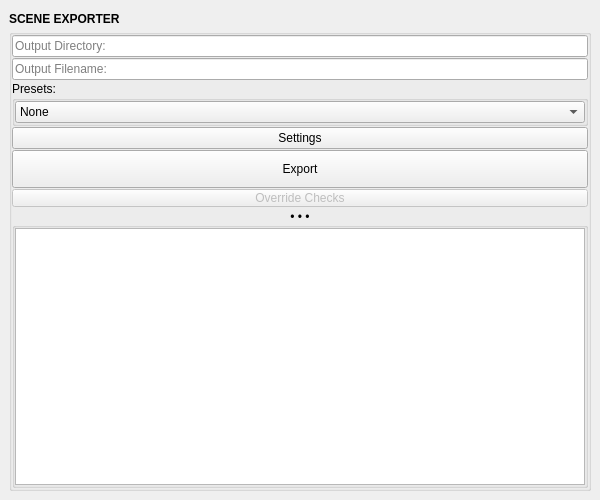
m3trik/mayatk, file mayatk/env_utils/scene_exporter/scene_exporter.ui: the form before one commit.
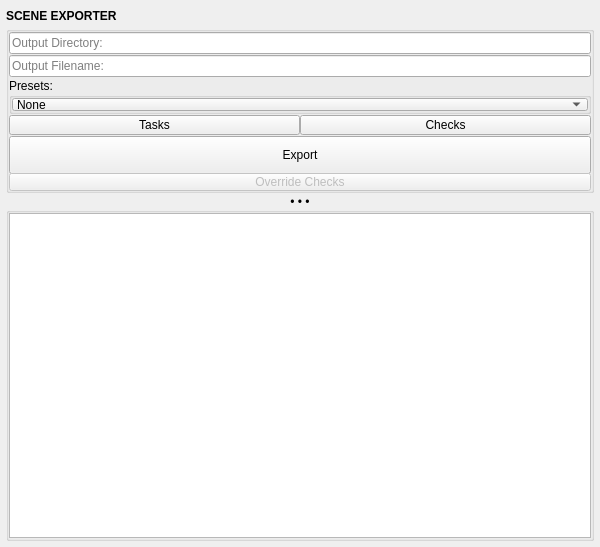
The form after the commit. Custom widgets are drawn as their Qt base class.

What changed in the file:
```diff
--- a/mayatk/env_utils/scene_exporter/scene_exporter.ui
+++ b/mayatk/env_utils/scene_exporter/scene_exporter.ui
@@ -10,7 +10,7 @@
     <x>0</x>
     <y>0</y>
     <width>600</width>
-    <height>500</height>
+    <height>547</height>
    </rect>
   </property>
   <property name="tabShape">
@@ -26,10 +26,25 @@
    <property name="minimumSize">
     <size>
      <width>600</width>
-     <height>500</height>
+     <height>240</height>
     </size>
    </property>
    <layout class="QVBoxLayout" name="verticalLayout_2">
+    <property name="spacing">
+     <number>1</number>
+    </property>
+    <property name="leftMargin">
+     <number>6</number>
+    </property>
+    <property name="topMargin">
+     <number>6</number>
+    </property>
+    <property name="rightMargin">
+     <number>6</number>
+    </property>
+    <property name="bottomMargin">
+     <number>6</number>
+    </property>
     <item>
      <layout class="QVBoxLayout" name="verticalLayout">
       <property name="spacing">
@@ -56,6 +71,18 @@
       </item>
       <item>
        <widget class="QGroupBox" name="File">
+        <property name="minimumSize">
+         <size>
+          <width>0</width>
+          <height>167</height>
+         </size>
+        </property>
+        <property name="maximumSize">
+         <size>
+          <width>16777215</width>
+          <height>167</height>
+         </size>
+        </property>
         <property name="title">
          <string/>
         </property>
@@ -132,20 +159,46 @@
           </widget>
          </item>
          <item>
-          <widget class="PushButton" name="b000">
+          <layout class="QHBoxLayout" name="horizontalLayout">
+           <property name="spacing">
+            <number>0</number>
+           </property>
+           <item>
+            <widget class="PushButton" name="b001">
            <property name="minimumSize">
             <size>
              <width>0</width>
              <height>20</height>
             </size>
            </property>
+             <property name="toolTip">
+              <string>&lt;html&gt;&lt;head/&gt;&lt;body&gt;&lt;p&gt;Select which &lt;span style=&quot; font-weight:600;&quot;&gt;tasks&lt;/span&gt; to run.&lt;/p&gt;&lt;p&gt;All tasks run before any checks.&lt;/p&gt;&lt;/body&gt;&lt;/html&gt;</string>
+             </property>
            <property name="text">
-            <string>Settings</string>
+              <string>Tasks</string>
            </property>
           </widget>
          </item>
          <item>
-          <widget class="QPushButton" name="b001">
+            <widget class="PushButton" name="b002">
+             <property name="minimumSize">
+              <size>
+               <width>0</width>
+               <height>20</height>
+              </size>
+             </property>
+             <property name="toolTip">
+              <string>&lt;html&gt;&lt;head/&gt;&lt;body&gt;&lt;p&gt;Select which &lt;span style=&quot; font-weight:600;&quot;&gt;checks &lt;/span&gt;to run.&lt;/p&gt;&lt;p&gt;Checks run after all tasks have been completed.&lt;/p&gt;&lt;/body&gt;&lt;/html&gt;</string>
+             </property>
+             <property name="text">
+              <string>Checks</string>
+             </property>
+            </widget>
+           </item>
+          </layout>
+         </item>
+         <item>
+          <widget class="QPushButton" name="b000">
            <property name="minimumSize">
             <size>
              <width>0</width>
@@ -182,6 +235,9 @@
            </property>
           </widget>
          </item>
+        </layout>
+       </widget>
+      </item>
          <item>
           <widget class="CollapsableGroup" name="output">
            <property name="title">
@@ -191,6 +247,9 @@
             <set>Qt::AlignCenter</set>
            </property>
            <layout class="QVBoxLayout" name="verticalLayout_4">
+         <property name="spacing">
+          <number>1</number>
+         </property>
             <property name="leftMargin">
              <number>0</number>
             </property>
@@ -211,9 +270,6 @@
               <property name="sizeAdjustPolicy">
                <enum>QAbstractScrollArea::AdjustIgnored</enum>
               </property>
-             </widget>
-            </item>
-           </layout>
           </widget>
          </item>
         </layout>
```
Lines whose indentation alone changed are shown as unchanged.
